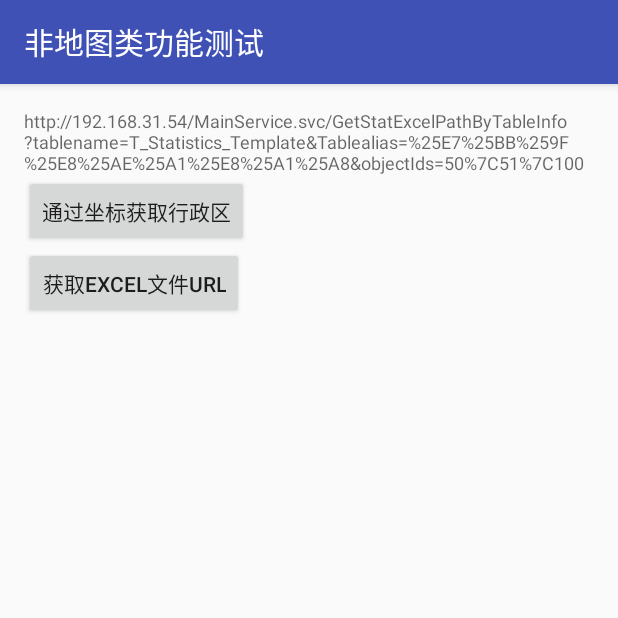
After one commit to 1Patience-and-1careful/AndroidLearning, an Android app: the TwoFuncTestActivity screen opened directly, with no data from a screen before it, on a phone screen of 412 x 824 dp, the top half of it. The commit adds this screen. Run offline under Robolectric (Android 15) with nearby library versions, the phone set to English and light mode, and no system bars.

Commit message:
更新两个测试

```diff
--- a/app/src/main/java/com/geostar/solrtest/LauncherMenuListActivity.java
+++ b/app/src/main/java/com/geostar/solrtest/LauncherMenuListActivity.java
@@ -11,6 +11,7 @@ import android.widget.SimpleAdapter;
 
 import com.geostar.solrtest.ftp.FTPDownloadActivity;
 import com.geostar.solrtest.solr.SolrTestActivity;
+import com.geostar.solrtest.solr.request.TwoFuncTestActivity;
 
 import java.util.ArrayList;
 import java.util.List;
@@ -44,6 +45,7 @@ public class LauncherMenuListActivity extends AppCompatActivity implements Adapt
         mActivities = new ArrayList<>();
         mActivities.add(makeActItem(SolrTestActivity.class, "Solr 服务测试 ", "连接Solr服务查询测试"));
         mActivities.add(makeActItem(FTPDownloadActivity.class, "FTP 服务连接下载测试 ", "使用Apache 包连接FTP服务"));
+        mActivities.add(makeActItem(TwoFuncTestActivity.class, "HTTP 接口测试 ", "测试两个HTTP接口\n 1. 通过坐标获取行政区划；2. 获取excel下载路径"));
     }
 
     private Map<String, Object> makeActItem(Class activity, String title, String decs) {
--- /dev/null
+++ b/app/src/main/res/layout/activity_two_func_test.xml
@@ -0,0 +1,40 @@
+<?xml version="1.0" encoding="utf-8"?>
+<RelativeLayout xmlns:android="http://schemas.android.com/apk/res/android"
+    xmlns:tools="http://schemas.android.com/tools"
+    android:id="@+id/activity_two_func_test"
+    android:layout_width="match_parent"
+    android:layout_height="match_parent"
+    android:paddingBottom="@dimen/activity_vertical_margin"
+    android:paddingLeft="@dimen/activity_horizontal_margin"
+    android:paddingRight="@dimen/activity_horizontal_margin"
+    android:paddingTop="@dimen/activity_vertical_margin"
+    tools:context="com.geostar.solrtest.solr.request.TwoFuncTestActivity">
+
+    <TextView
+        android:layout_width="match_parent"
+        android:layout_height="wrap_content"
+        android:id="@+id/tv_display_board"
+        style="@style/TextAppearance.AppCompat.Caption"
+        android:text="@string/url_init"
+        android:textIsSelectable="true"/>
+
+    <LinearLayout
+        android:layout_width="match_parent"
+        android:layout_height="wrap_content"
+        android:orientation="vertical"
+        android:layout_below="@+id/tv_display_board">
+
+        <Button
+            android:id="@+id/btn_get_admin_info"
+            android:layout_width="wrap_content"
+            android:layout_height="wrap_content"
+            android:text="@string/get_admin_by_coordinate" />
+
+        <Button
+            android:id="@+id/btn_get_excel_file_url"
+            android:layout_width="wrap_content"
+            android:layout_height="wrap_content"
+            android:text="@string/get_excel_file_url" />
+    </LinearLayout>
+
+</RelativeLayout>
--- a/app/src/main/res/values/strings.xml
+++ b/app/src/main/res/values/strings.xml
@@ -12,4 +12,7 @@
     <string name="search_init_word">Content:* AND TableName:A00GIS_FTPFILE</string>
     <string name="search_init_word2">*</string>
     <string name="ftp_download_test">FTP下载测试</string>
+    <string name="get_admin_by_coordinate">通过坐标获取行政区</string>
+    <string name="get_excel_file_url">获取excel文件url</string>
+    <string name="url_init"><![CDATA[http://192.168.31.54/MainService.svc/GetStatExcelPathByTableInfo?tablename=T_Statistics_Template&Tablealias=%25E7%25BB%259F%25E8%25AE%25A1%25E8%25A1%25A8&objectIds=50%7C51%7C100]]></string>
 </resources>
```
Also changed, not shown: app/src/main/AndroidManifest.xml (+8 -3 lines), app/src/main/java/com/geostar/solrtest/solr/request/HTTPReqHelper.java (added, +111 -0 lines), app/src/main/java/com/geostar/solrtest/solr/request/TwoFuncTestActivity.java (added, +136 -0 lines), app/src/main/java/com/geostar/solrtest/utils/SimpleHTTPUtils.java (added, +190 -0 lines), 1 other file.
